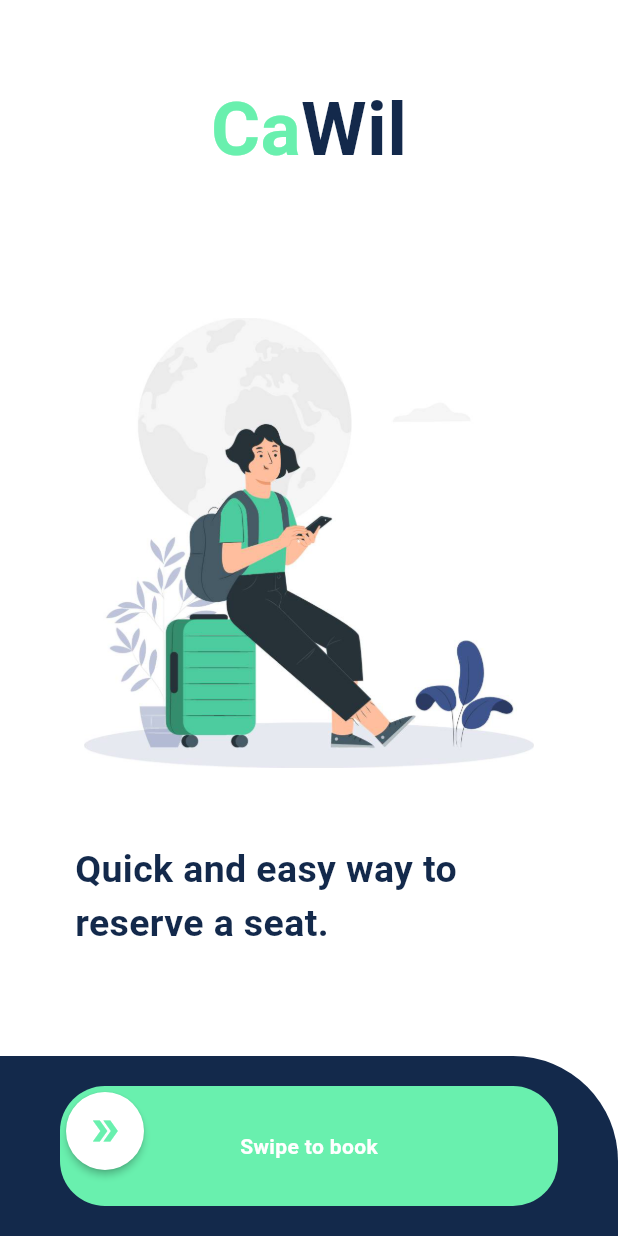
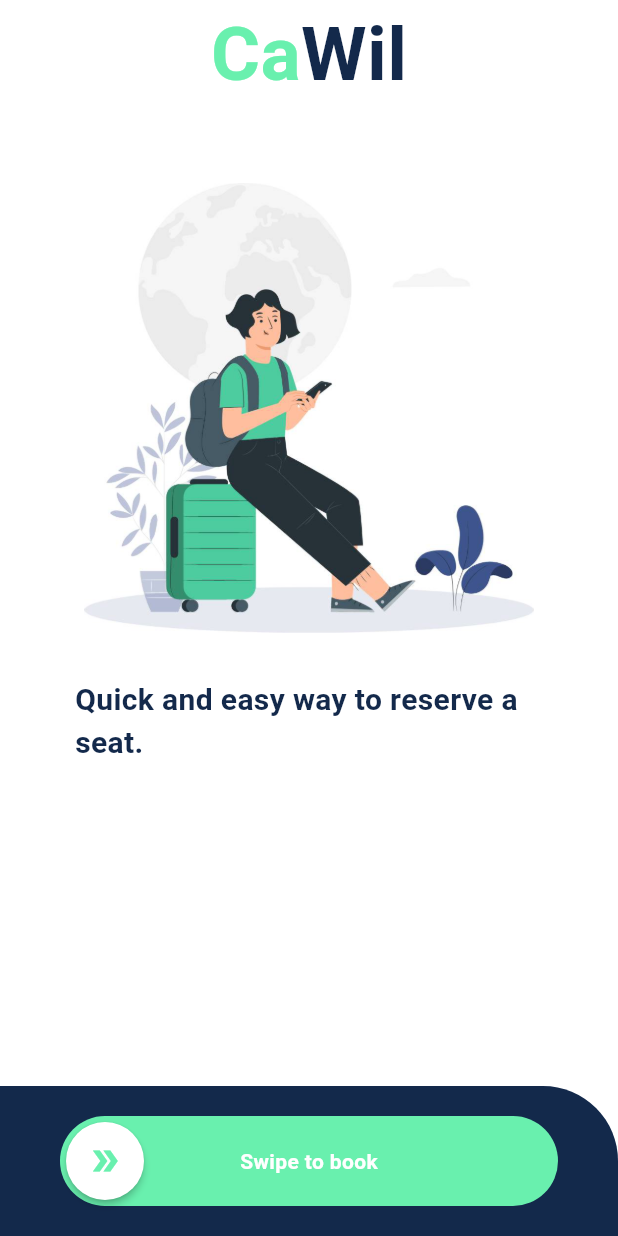
Before and after one commit to Khaleb165/cawil, a Flutter app: the screen it shows after launch, on a phone screen of 412 x 824 dp. Run offline on Flutter 3.47's test engine with Material 3 defaults, Android fonts, the phone set to English and light mode, and no system bars; drawn by our look-alikes of swipeable_button_view; our stand-ins replace cloud_firestore, dotted_line, firebase_auth, firebase_core, firebase_storage, flutter_custom_clippers and 2 more; accounts and stored records are empty.

Commit message:
make UI changes to the intro screen

```diff
--- a/lib/screens/intro_screen.dart
+++ b/lib/screens/intro_screen.dart
@@ -20,18 +20,16 @@ class _IntroductionScreenState extends State<IntroductionScreen> {
   Widget build(BuildContext context) {
     return Scaffold(
       backgroundColor: Colors.white,
-      body: Container(
+      body: SafeArea(
         child: Column(
-          mainAxisAlignment: MainAxisAlignment.center,
+          // shrinkWrap: true,
           children: [
+            // SizedBox(height: 50),
+            AppName(fontSize: 50),
             SizedBox(height: 50),
-            AppName(fontSize: 50),
-            SizedBox(
-              height: 40,
-            ),
             Center(
               child: Container(
-                height: 400,
+                height: 300,
                 width: 300,
                 decoration: BoxDecoration(
                   image: DecorationImage(
@@ -44,25 +42,24 @@ class _IntroductionScreenState extends State<IntroductionScreen> {
               ),
             ),
             Padding(
-              padding: const EdgeInsets.only(left: 50, right: 18),
+              padding: const EdgeInsets.only(left: 50, right: 18, top: 30),
               child: Text(
                 'Quick and easy way to reserve a seat.',
                 style: TextStyle(
                   fontWeight: FontWeight.bold,
-                  fontSize: 25,
+                  fontSize: 20,
                   color: primary2,
                 ),
               ),
             ),
-            SizedBox(height: 70),
-            Expanded(
-              child: Container(
+            Spacer(),
+            Container(
               padding: EdgeInsets.symmetric(vertical: 20, horizontal: 40),
               width: double.infinity,
               decoration: BoxDecoration(
                 color: primary2,
                 borderRadius: BorderRadius.only(
-                    topRight: Radius.elliptical(70, 70),
+                  topRight: Radius.elliptical(50, 50),
                 ),
               ),
               child: SwipeableButtonView(
@@ -92,7 +89,6 @@ class _IntroductionScreenState extends State<IntroductionScreen> {
                 },
               ),
             ),
-            ),
           ],
         ),
       ),
```
Lines whose indentation alone changed are shown as unchanged.
